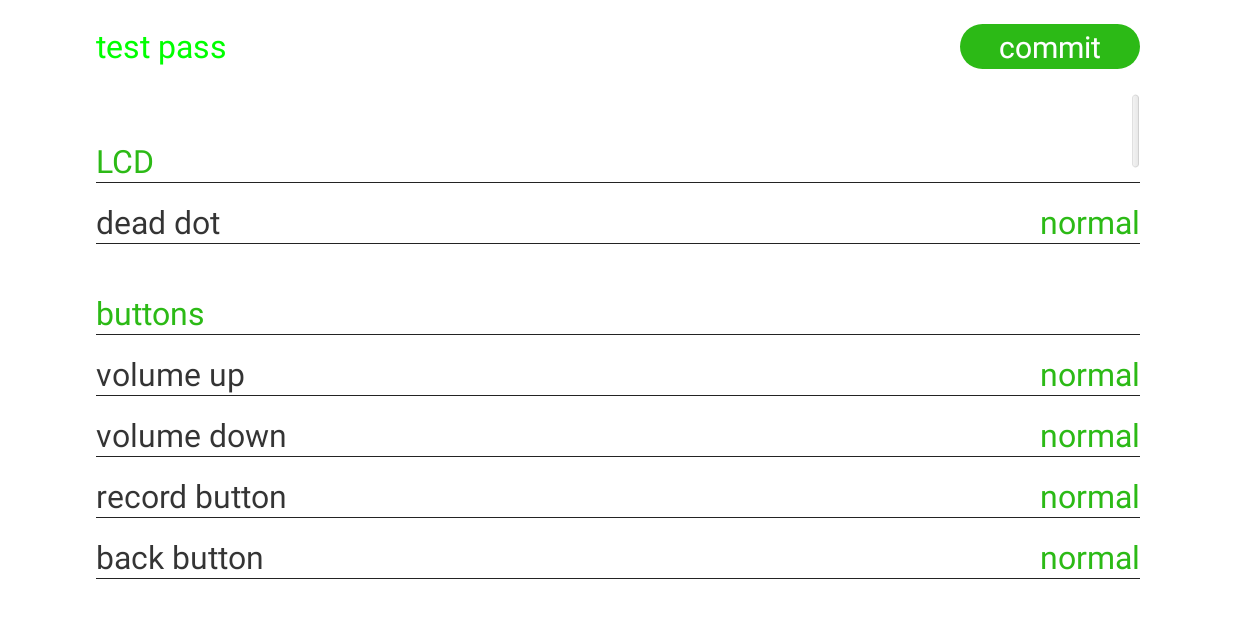
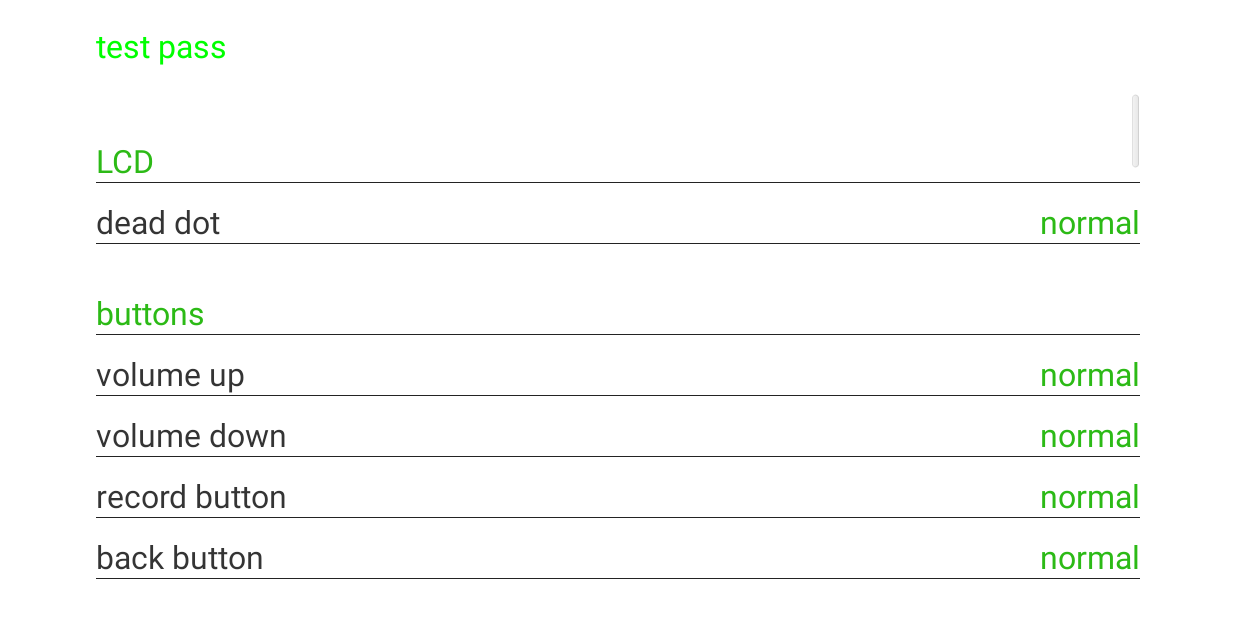
Before and after one commit to s1h2y/RobotFactoryTest, an Android app: the ResultActivity screen opened directly, with no data from a screen before it, on a phone screen of 824 x 412 dp (held sideways). Run offline under Robolectric (Android 15) with nearby library versions, the phone set to English and light mode, and no system bars.

Commit message:
hide commit result button

```diff
--- a/app/src/main/java/cn/alpha/intell/factory/check/activitys/ResultActivity.java
+++ b/app/src/main/java/cn/alpha/intell/factory/check/activitys/ResultActivity.java
@@ -111,6 +111,7 @@ public class ResultActivity extends Activity {
                 mUpload.commitResult(new File(getFileName()), mHandler);
             }
         });
+        mBtn.setVisibility(View.INVISIBLE);
         mResText = (TextView) findViewById(R.id.result);
     }
 
```
